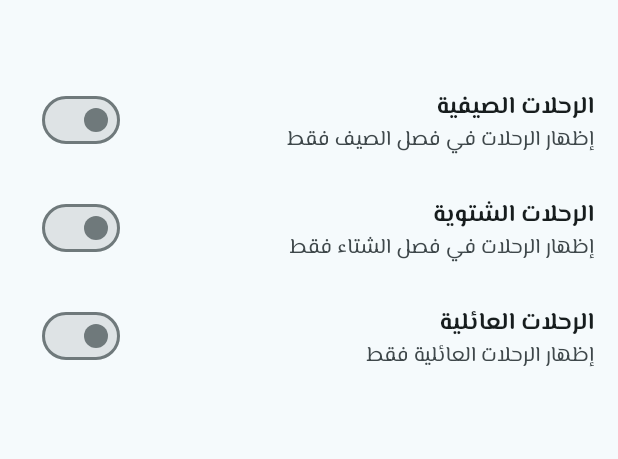
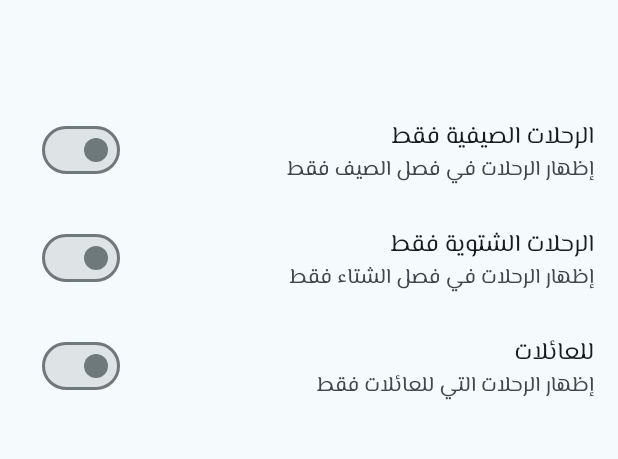
Before and after one commit to mariomaibrahim/Travel_app, a Flutter app: the screen it shows after launch, in the side drawer, after a tap on "الفلترة", on a phone screen of 412 x 824 dp, the part 63-522 px from its top. Run offline on Flutter 3.47's test engine with Material 3 defaults, Android fonts, the phone set to English and light mode, and no system bars; our stand-ins replace google_fonts; network calls fail.

Commit message:
finish app !!

```diff
--- a/lib/main.dart
+++ b/lib/main.dart
@@ -1,14 +1,13 @@
 import 'package:flutter/material.dart';
 import 'package:flutter_localizations/flutter_localizations.dart';
 import 'package:google_fonts/google_fonts.dart';
+
 import 'models/trips_model.dart';
 import 'models/app_data.dart';
 import 'screens/tabs_screen.dart';
-import 'screens/travel_home_screen.dart';
 import 'screens/travel_trips_screen.dart';
 import 'screens/trip_details_screen.dart';
 import 'screens/filters_screen.dart';
-
 import 'utils/colors.dart';
 
 void main() {
@@ -41,7 +40,6 @@ class _MyAppState extends State<MyApp> {
   void _changeFilters(Map<String, bool> filterData) {
     setState(() {
       _filters = filterData;
-
       _availableTrips = Trips_data.where((trip) {
         if (_filters['summer'] == true && !trip.isInSummer) return false;
         if (_filters['winter'] == true && !trip.isInWinter) return false;
@@ -51,7 +49,11 @@ class _MyAppState extends State<MyApp> {
     });
   }
 
-  void _toggleFavorite(String tripId) {
+  bool _isFavorite(String id) {
+    return _favoriteTrips.any((trip) => trip.id == id);
+  }
+
+  void _manageFavorite(String tripId) {
     final existingIndex = _favoriteTrips.indexWhere(
           (trip) => trip.id == tripId,
     );
@@ -67,10 +69,6 @@ class _MyAppState extends State<MyApp> {
     }
   }
 
-  bool _isFavorite(String tripId) {
-    return _favoriteTrips.any((trip) => trip.id == tripId);
-  }
-
   @override
   Widget build(BuildContext context) {
     return MaterialApp(
@@ -83,8 +81,9 @@ class _MyAppState extends State<MyApp> {
       ],
       supportedLocales: const [Locale('ar', 'AE')],
       theme: ThemeData(
-        textTheme: GoogleFonts.elMessiriTextTheme(Theme.of(context).textTheme)
-            .copyWith(
+        textTheme: GoogleFonts.elMessiriTextTheme(
+          Theme.of(context).textTheme,
+        ).copyWith(
           headlineMedium: GoogleFonts.elMessiri(
             color: Colors.white,
             fontSize: 24,
@@ -99,15 +98,20 @@ class _MyAppState extends State<MyApp> {
         colorScheme: ColorScheme.fromSeed(seedColor: primaryColor),
         useMaterial3: true,
       ),
-
-      // home: CategoriesScreen(),
       initialRoute: '/',
       routes: {
-        '/': (ctx) => TabsScreen(availableTrips: []),
+        '/': (ctx) => TabsScreen(
+          availableTrips: _availableTrips,
+          favoriteTrips: _favoriteTrips,
+        ),
         TravelTripsScreen.screenRoute: (ctx) =>
             TravelTripsScreen(_availableTrips),
-        TripDetailsScreen.screenRoute: (ctx) => TripDetailsScreen(),
-        FiltersScreen.screenRoute: (ctx) => FiltersScreen(_changeFilters),
+        TripDetailsScreen.screenRoute: (ctx) => TripDetailsScreen(
+          manageFavorite: _manageFavorite,
+          isFavorite: _isFavorite,
+        ),
+        FiltersScreen.screenRoute: (ctx) =>
+            FiltersScreen(_filters, _changeFilters),
       },
     );
   }
--- a/lib/screens/filters_screen.dart
+++ b/lib/screens/filters_screen.dart
@@ -3,81 +3,102 @@ import 'drawer.dart';
 
 class FiltersScreen extends StatefulWidget {
   static const screenRoute = '/filters';
+
   final Function saveFilters;
+  final Map<String, bool> currentFilters;
 
-  const FiltersScreen(this.saveFilters);
+  FiltersScreen(this.currentFilters, this.saveFilters);
 
   @override
-  State<FiltersScreen> createState() => _FiltersScreenState();
+  _FiltersScreenState createState() => _FiltersScreenState();
 }
 
 class _FiltersScreenState extends State<FiltersScreen> {
-  var _Summer = false;
-  var _Winter = false;
-  var _Family = false;
+  var _summer = false;
+  var _winter = false;
+  var _family = false;
+
+  @override
+  void initState() {
+    super.initState();
+    _summer = widget.currentFilters['summer'] ?? false;
+    _winter = widget.currentFilters['winter'] ?? false;
+    _family = widget.currentFilters['family'] ?? false;
+  }
+
+  Widget buildSwitchListTile(
+      String title,
+      String subtitle,
+      bool currentValue,
+      ValueChanged<bool> updateValue,
+      ) {
+    return SwitchListTile(
+      title: Text(title),
+      subtitle: Text(subtitle),
+      value: currentValue,
+      onChanged: updateValue,
+    );
+  }
 
   @override
   Widget build(BuildContext context) {
     return Scaffold(
       appBar: AppBar(
-        title: const Text('الفلترة'),
+        title: Text('الفلترة'),
         actions: [
           IconButton(
+            icon: Icon(Icons.save),
             onPressed: () {
               final selectedFilters = {
-                'summer': false,
-                'winter': false,
-                'family': false,
+                'summer': _summer,
+                'winter': _winter,
+                'family': _family,
               };
               widget.saveFilters(selectedFilters);
+              ScaffoldMessenger.of(context).showSnackBar(
+                SnackBar(
+                  content: Text('تم حفظ الفلاتر'),
+                  duration: Duration(seconds: 2),
+                ),
+              );
             },
-            icon: const Icon(Icons.save),
           ),
         ],
       ),
-      drawer: const AppDrawer(),
+      drawer: AppDrawer(),
       body: Column(
         children: [
-          const SizedBox(height: 30),
+          SizedBox(height: 50),
           Expanded(
             child: ListView(
               children: [
-                SwitchListTile(
-                  title: const Text(
-                    'الرحلات الصيفية',
-                    style: TextStyle(fontWeight: FontWeight.bold),
-                  ),
-                  subtitle: const Text('إظهار الرحلات في فصل الصيف فقط'),
-                  value: _Summer,
-                  onChanged: (newValue) {
+                buildSwitchListTile(
+                  'الرحلات الصيفية فقط',
+                  'إظهار الرحلات في فصل الصيف فقط',
+                  _summer,
+                      (newValue) {
                     setState(() {
-                      _Summer = newValue;
+                      _summer = newValue;
                     });
                   },
                 ),
-                SwitchListTile(
-                  title: const Text(
-                    'الرحلات الشتوية',
-                    style: TextStyle(fontWeight: FontWeight.bold),
-                  ),
-                  subtitle: const Text('إظهار الرحلات في فصل الشتاء فقط'),
-                  value: _Winter,
-                  onChanged: (newValue) {
+                buildSwitchListTile(
+                  'الرحلات الشتوية فقط',
+                  'إظهار الرحلات في فصل الشتاء فقط',
+                  _winter,
+                      (newValue) {
                     setState(() {
-                      _Winter = newValue;
+                      _winter = newValue;
                     });
                   },
                 ),
-                SwitchListTile(
-                  title: const Text(
-                    'الرحلات العائلية',
-                    style: TextStyle(fontWeight: FontWeight.bold),
-                  ),
-                  subtitle: const Text('إظهار الرحلات العائلية فقط'),
-                  value: _Family,
-                  onChanged: (newValue) {
+                buildSwitchListTile(
+                  'للعائلات',
+                  'إظهار الرحلات التي للعائلات فقط',
+                  _family,
+                      (newValue) {
                     setState(() {
-                      _Family = newValue;
+                      _family = newValue;
                     });
                   },
                 ),
--- a/lib/screens/tabs_screen.dart
+++ b/lib/screens/tabs_screen.dart
@@ -5,17 +5,15 @@ import 'package:travel_app/utils/colors.dart';
 import 'drawer.dart';
 import 'favorite_screen.dart';
 
-class TabScreenItem {
-  final Widget screen;
-  final String title;
-
-  TabScreenItem({required this.screen, required this.title});
-}
-
 class TabsScreen extends StatefulWidget {
   final List<Trips> availableTrips;
+  final List<Trips> favoriteTrips;
 
-  const TabsScreen({super.key, required this.availableTrips});
+  const TabsScreen({
+    super.key,
+    required this.availableTrips,
+    required this.favoriteTrips,
+  });
 
   @override
   State<TabsScreen> createState() => _TabsScreenState();
@@ -23,21 +21,20 @@ class TabsScreen extends StatefulWidget {
 
 class _TabsScreenState extends State<TabsScreen> {
   int _selectedScreenIndex = 0;
-
-  late List<TabScreenItem> _screens;
+  late List<Map<String, Object>> _screens;
 
   @override
   void initState() {
     super.initState();
     _screens = [
-      TabScreenItem(
-        screen: TravelHomeScreen(widget.availableTrips),
-        title: "تصنيفات الرحلات",
-      ),
-      TabScreenItem(
-        screen: const FavoriteScreen(),
-        title: "الرحلات المفضلة",
-      ),
+      {
+        'screen': TravelHomeScreen(widget.availableTrips),
+        'title': "تصنيفات الرحلات",
+      },
+      {
+        'screen': FavoriteScreen(widget.favoriteTrips),
+        'title': "الرحلات المفضلة",
+      },
     ];
   }
 
@@ -49,13 +46,13 @@ class _TabsScreenState extends State<TabsScreen> {
 
   @override
   Widget build(BuildContext context) {
-    final selectedScreen = _screens[_selectedScreenIndex];
+    final screenMap = _screens[_selectedScreenIndex];
 
     return Scaffold(
       appBar: AppBar(
         backgroundColor: primaryColor,
         title: Text(
-          selectedScreen.title,
+          screenMap['title'] as String,
           style: const TextStyle(
             fontWeight: FontWeight.w900,
             color: Colors.white,
@@ -63,7 +60,7 @@ class _TabsScreenState extends State<TabsScreen> {
         ),
       ),
       drawer: const AppDrawer(),
-      body: selectedScreen.screen,
+      body: screenMap['screen'] as Widget,
       bottomNavigationBar: BottomNavigationBar(
         onTap: _selectScreen,
         backgroundColor: Colors.white,
--- a/lib/screens/travel_trips_screen.dart
+++ b/lib/screens/travel_trips_screen.dart
@@ -57,7 +57,7 @@ class _TravelTripsScreenState extends State<TravelTripsScreen> {
             tripType: trip.tripType,
             season: trip.season,
             id: trip.id,
-            remove: _removeTrip,
+            // remove: _removeTrip,
           );
         },
       ),
--- a/lib/widgets/trip_item.dart
+++ b/lib/widgets/trip_item.dart
@@ -11,7 +11,7 @@ class TripItem extends StatelessWidget {
     required this.tripType,
     required this.season,
     required this.id,
-    required this.remove,
+    // required this.remove,
   });
 
   final String title;
@@ -20,7 +20,7 @@ class TripItem extends StatelessWidget {
   final int duration;
   final TripType tripType;
   final Season season;
-  final void Function(String) remove;
+  // final void Function(String) remove;
 
   String get seasonText {
     switch (season) {
@@ -55,7 +55,7 @@ class TripItem extends StatelessWidget {
         .pushNamed(TripDetailsScreen.screenRoute, arguments: id)
         .then((result) {
       if (result != null && result is String) {
-        remove(result);
+        // remove(result);
       }
     });
   }
```
Also changed, not shown: lib/screens/favorite_screen.dart (+26 -4 lines), lib/screens/trip_details_screen.dart (+32 -11 lines). Lines whose indentation alone changed are shown as unchanged.
